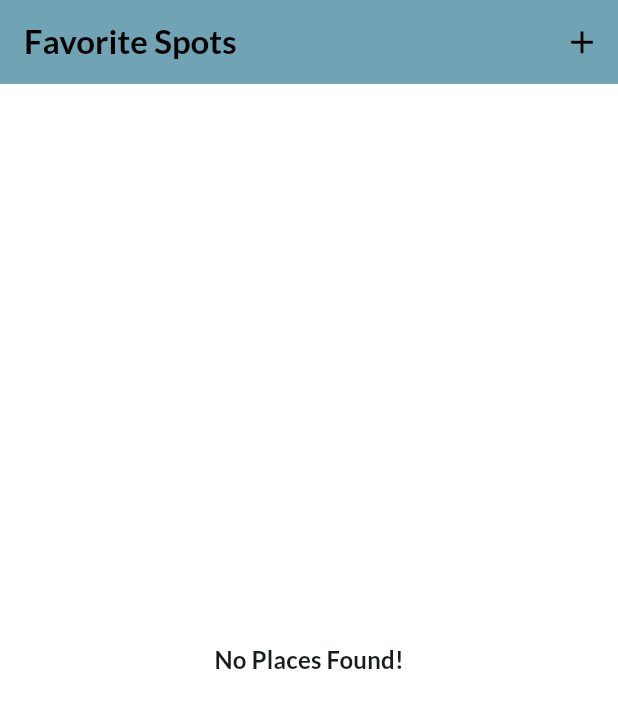
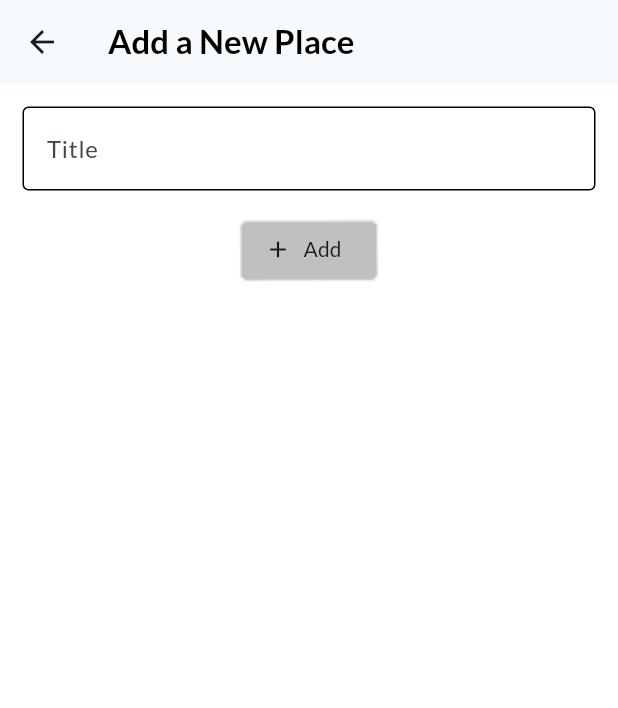
Before and after one commit to NourCodes/FavoriteSpots-FlutterApp, a Flutter app: the screen it shows after launch, after a tap on the "add" icon, on a phone screen of 412 x 824 dp. Shown: the top 708 px of the screen. Run offline on Flutter 3.47's test engine with Material 3 defaults, Android fonts, the light colour scheme and no system bars; our stand-ins replace google_fonts.

Commit message:
Implemented add a new place page

```diff
--- /dev/null
+++ b/lib/pages/add_place.dart
@@ -0,0 +1,84 @@
+import 'package:flutter/cupertino.dart';
+import 'package:flutter/material.dart';
+
+class AddPlace extends StatefulWidget {
+  const AddPlace({super.key});
+
+  @override
+  State<AddPlace> createState() => _AddPlaceState();
+}
+
+class _AddPlaceState extends State<AddPlace> {
+  final controller = TextEditingController();
+
+  @override
+  void dispose() {
+    controller.dispose();
+    super.dispose();
+  }
+
+  @override
+  Widget build(BuildContext context) {
+    return Scaffold(
+      appBar: AppBar(
+        title: Text(
+          "Add a New Place",
+          style: Theme.of(context).textTheme.titleLarge!.copyWith(
+                color: Colors.black,
+              ),
+        ),
+      ),
+      body: SingleChildScrollView(
+        padding: const EdgeInsets.all(15),
+        child: Column(
+          children: [
+            TextField(
+              controller: controller,
+              style: TextStyle(
+                color: Theme.of(context).colorScheme.onBackground,
+              ),
+              decoration: InputDecoration(
+                enabledBorder: const OutlineInputBorder(
+                  borderSide: BorderSide(),
+                ),
+                focusedBorder: const OutlineInputBorder(
+                  borderSide: BorderSide(),
+                ),
+                hintText: 'Enter your Favorite spot',
+                hintStyle: TextStyle(
+                  color: Colors.grey.shade300,
+                ),
+                labelText: 'Title',
+              ),
+            ),
+            const SizedBox(
+              height: 15,
+            ),
+            ElevatedButton.icon(
+              style: ElevatedButton.styleFrom(
+                backgroundColor: Colors.white10,
+                elevation: 0.6,
+                shape: BeveledRectangleBorder(
+                  borderRadius: BorderRadius.circular(
+                    3,
+                  ),
+                ),
+              ),
+              onPressed: () => () {},
+              label: const Text(
+                "Add",
+                style: TextStyle(
+                  color: Colors.black87,
+                ),
+              ),
+              icon: const Icon(
+                Icons.add,
+                color: Colors.black87,
+              ),
+            ),
+          ],
+        ),
+      ),
+    );
+  }
+}
--- a/lib/pages/homepage.dart
+++ b/lib/pages/homepage.dart
@@ -1,3 +1,4 @@
+import 'package:favorite_spots_app/pages/add_place.dart';
 import 'package:flutter/cupertino.dart';
 import 'package:flutter/material.dart';
 
@@ -28,7 +29,13 @@ class Homepage extends StatelessWidget {
             ),
         actions: [
           IconButton(
-            onPressed: () {},
+            onPressed: () {
+              Navigator.of(context).push(
+                MaterialPageRoute(
+                  builder: (context) => const AddPlace(),
+                ),
+              );
+            },
             icon: const Icon(
               Icons.add,
               color: Colors.black,
```
Lines whose indentation alone changed are shown as unchanged.
